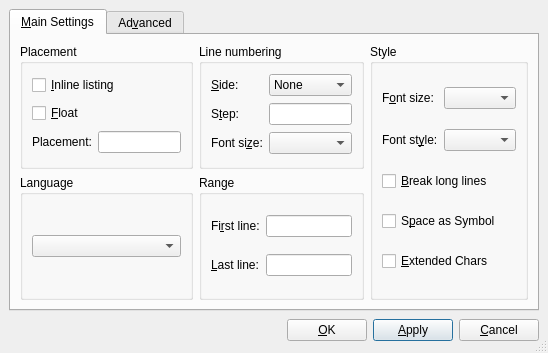
Qt form src/frontends/qt4/ui/ListingsUi.ui (cburschka/lyx) before a commit.
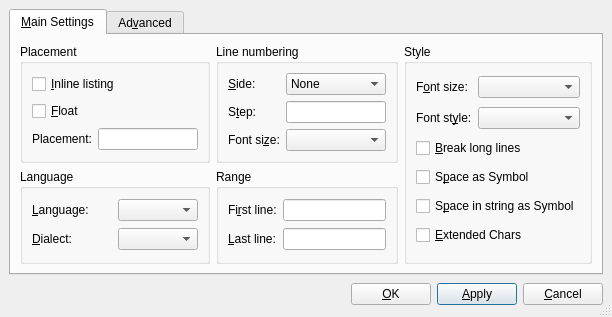
The same form after that commit.

Commit message: Add dialect support and showstringspaces parameter to the listings dialog, fix bug 3664. Mostly from Jurgen

Diff of the .ui file:
```diff
--- a/src/frontends/qt4/ui/ListingsUi.ui
+++ b/src/frontends/qt4/ui/ListingsUi.ui
@@ -8,8 +8,8 @@
    <rect>
     <x>0</x>
     <y>0</y>
-    <width>548</width>
-    <height>353</height>
+    <width>612</width>
+    <height>317</height>
    </rect>
   </property>
   <property name="windowTitle" >
@@ -25,59 +25,6 @@
    <property name="spacing" >
     <number>6</number>
    </property>
-   <item row="1" column="0" >
-    <layout class="QHBoxLayout" >
-     <property name="margin" >
-      <number>0</number>
-     </property>
-     <property name="spacing" >
-      <number>6</number>
-     </property>
-     <item>
-      <spacer>
-       <property name="orientation" >
-        <enum>Qt::Horizontal</enum>
-       </property>
-       <property name="sizeType" >
-        <enum>QSizePolicy::Expanding</enum>
-       </property>
-       <property name="sizeHint" >
-        <size>
-         <width>291</width>
-         <height>27</height>
-        </size>
-       </property>
-      </spacer>
-     </item>
-     <item>
-      <widget class="QPushButton" name="okPB" >
-       <property name="text" >
-        <string>&amp;OK</string>
-       </property>
-       <property name="default" >
-        <bool>true</bool>
-       </property>
-      </widget>
-     </item>
-     <item>
-      <widget class="QPushButton" name="applyPB" >
-       <property name="text" >
-        <string>&amp;Apply</string>
-       </property>
-       <property name="default" >
-        <bool>true</bool>
-       </property>
-      </widget>
-     </item>
-     <item>
-      <widget class="QPushButton" name="closePB" >
-       <property name="text" >
-        <string>&amp;Cancel</string>
-       </property>
-      </widget>
-     </item>
-    </layout>
-   </item>
    <item row="0" column="0" >
     <widget class="QTabWidget" name="listingsTW" >
      <property name="currentIndex" >
@@ -87,33 +34,161 @@
       <attribute name="title" >
        <string>&amp;Main Settings</string>
       </attribute>
-      <layout class="QVBoxLayout" >
+      <layout class="QGridLayout" >
        <property name="margin" >
         <number>9</number>
        </property>
        <property name="spacing" >
         <number>6</number>
        </property>
-       <item>
-        <layout class="QHBoxLayout" >
+       <item rowspan="2" row="0" column="2" >
+        <widget class="QGroupBox" name="basicstyleGB" >
+         <property name="title" >
+          <string>Style</string>
+         </property>
+         <layout class="QGridLayout" >
          <property name="margin" >
-          <number>0</number>
+           <number>9</number>
          </property>
          <property name="spacing" >
           <number>6</number>
          </property>
-         <item>
-          <layout class="QVBoxLayout" >
-           <property name="margin" >
-            <number>0</number>
-           </property>
-           <property name="spacing" >
-            <number>6</number>
-           </property>
-           <item>
-            <widget class="QGroupBox" name="placementGB" >
+          <item row="0" column="1" >
+           <widget class="QComboBox" name="fontsizeCO" >
+            <property name="sizePolicy" >
+             <sizepolicy>
+              <hsizetype>7</hsizetype>
+              <vsizetype>0</vsizetype>
+              <horstretch>0</horstretch>
+              <verstretch>0</verstretch>
+             </sizepolicy>
+            </property>
+            <property name="toolTip" >
+             <string>The content's base font size</string>
+            </property>
+            <property name="editable" >
+             <bool>false</bool>
+            </property>
+            <property name="autoCompletion" >
+             <bool>true</bool>
+            </property>
+            <property name="duplicatesEnabled" >
+             <bool>false</bool>
+            </property>
+           </widget>
+          </item>
+          <item row="0" column="0" >
+           <widget class="QLabel" name="fontsize_label_3" >
+            <property name="text" >
+             <string>F&amp;ont size:</string>
+            </property>
+            <property name="wordWrap" >
+             <bool>false</bool>
+            </property>
+            <property name="buddy" >
+             <cstring>fontsizeCO</cstring>
+            </property>
+           </widget>
+          </item>
+          <item row="1" column="1" >
+           <widget class="QComboBox" name="fontstyleCO" >
+            <property name="sizePolicy" >
+             <sizepolicy>
+              <hsizetype>7</hsizetype>
+              <vsizetype>0</vsizetype>
+              <horstretch>0</horstretch>
+              <verstretch>0</verstretch>
+             </sizepolicy>
+            </property>
+            <property name="toolTip" >
+             <string>The content's base font style</string>
+            </property>
+            <property name="editable" >
+             <bool>false</bool>
+            </property>
+            <property name="autoCompletion" >
+             <bool>true</bool>
+            </property>
+            <property name="duplicatesEnabled" >
+             <bool>false</bool>
+            </property>
+           </widget>
+          </item>
+          <item row="1" column="0" >
+           <widget class="QLabel" name="fontstyle_label_3" >
+            <property name="text" >
+             <string>Font st&amp;yle:</string>
+            </property>
+            <property name="wordWrap" >
+             <bool>false</bool>
+            </property>
+            <property name="buddy" >
+             <cstring>fontstyleCO</cstring>
+            </property>
+           </widget>
+          </item>
+          <item row="5" column="0" colspan="2" >
+           <widget class="QCheckBox" name="extendedcharsCB" >
+            <property name="enabled" >
+             <bool>true</bool>
+            </property>
+            <property name="toolTip" >
+             <string>Use extended character table</string>
+            </property>
+            <property name="text" >
+             <string>&amp;Extended Chars</string>
+            </property>
+            <property name="shortcut" >
+             <number>276824133</number>
+            </property>
+           </widget>
+          </item>
+          <item row="4" column="0" colspan="2" >
+           <widget class="QCheckBox" name="spaceInStringCB" >
+            <property name="toolTip" >
+             <string>Make spaces in strings visible by a special symbol</string>
+            </property>
+            <property name="text" >
+             <string>S&amp;pace in string as Symbol</string>
+            </property>
+            <property name="shortcut" >
+             <number>276824147</number>
+            </property>
+           </widget>
+          </item>
+          <item row="3" column="0" colspan="2" >
+           <widget class="QCheckBox" name="spaceCB" >
+            <property name="toolTip" >
+             <string>Make spaces visible by a special symbol</string>
+            </property>
+            <property name="text" >
+             <string>S&amp;pace as Symbol</string>
+            </property>
+            <property name="shortcut" >
+             <number>276824147</number>
+            </property>
+           </widget>
+          </item>
+          <item row="2" column="0" colspan="2" >
+           <widget class="QCheckBox" name="breaklinesCB" >
+            <property name="toolTip" >
+             <string>Break lines longer than the linewidth</string>
+            </property>
+            <property name="text" >
+             <string>&amp;Break long lines</string>
+            </property>
+            <property name="shortcut" >
+             <number>276824130</number>
+            </property>
+           </widget>
+          </item>
+         </layout>
+        </widget>
+       </item>
+       <item row="1" column="1" >
+        <widget class="QGroupBox" name="rangeGB" >
              <property name="title" >
-              <string>Placement</string>
+          <string>Range</string>
              </property>
              <layout class="QGridLayout" >
               <property name="margin" >
@@ -122,37 +197,62 @@
               <property name="spacing" >
                <number>6</number>
               </property>
-              <item row="2" column="1" >
-               <widget class="QLineEdit" name="placementLE" />
-              </item>
-              <item row="2" column="0" >
-               <widget class="QLabel" name="captionL_5" >
+          <item row="1" column="0" >
+           <widget class="QLabel" name="numberfontsizeL_2" >
                 <property name="text" >
-                 <string>Placement:</string>
+             <string>&amp;Last line:</string>
                 </property>
                 <property name="wordWrap" >
                  <bool>false</bool>
                 </property>
-               </widget>
-              </item>
-              <item row="1" column="0" colspan="2" >
-               <widget class="QCheckBox" name="floatCB" >
+            <property name="buddy" >
+             <cstring>numberFontSizeCO</cstring>
+            </property>
+           </widget>
+          </item>
+          <item row="1" column="1" >
+           <widget class="QLineEdit" name="lastlineLE" >
+            <property name="toolTip" >
+             <string>The last line to be printed</string>
+            </property>
                 <property name="text" >
-                 <string>&amp;Float</string>
-                </property>
-               </widget>
-              </item>
-              <item row="0" column="0" colspan="2" >
-               <widget class="QCheckBox" name="inlineCB" >
+             <string/>
+            </property>
+            <property name="alignment" >
+             <set>Qt::AlignLeading</set>
+            </property>
+           </widget>
+          </item>
+          <item row="0" column="1" >
+           <widget class="QLineEdit" name="firstlineLE" >
+            <property name="toolTip" >
+             <string>The first line to be printed</string>
+            </property>
                 <property name="text" >
-                 <string>&amp;Inline listing</string>
-                </property>
-               </widget>
-              </item>
+             <string/>
+            </property>
+            <property name="alignment" >
+             <set>Qt::AlignLeading</set>
+            </property>
+           </widget>
+          </item>
+          <item row="0" column="0" >
+           <widget class="QLabel" name="numberfontsizeL_3" >
+            <property name="text" >
+             <string>Fi&amp;rst line:</string>
+            </property>
+            <property name="wordWrap" >
+             <bool>false</bool>
+            </property>
+            <property name="buddy" >
+             <cstring>numberFontSizeCO</cstring>
+            </property>
+           </widget>
+          </item>
              </layout>
             </widget>
            </item>
-           <item>
+       <item row="1" column="0" >
             <widget class="QGroupBox" name="languageGB" >
              <property name="title" >
               <string>Language</string>
@@ -164,23 +264,44 @@
               <property name="spacing" >
                <number>6</number>
               </property>
+          <item row="1" column="1" >
+           <widget class="QComboBox" name="dialectCO" >
+            <property name="toolTip" >
+             <string>Select the dialect of the programming language, if available</string>
+            </property>
+           </widget>
+          </item>
+          <item row="1" column="0" >
+           <widget class="QLabel" name="dialectLBL" >
+            <property name="text" >
+             <string>&amp;Dialect:</string>
+            </property>
+            <property name="buddy" >
+             <cstring>dialectCO</cstring>
+            </property>
+           </widget>
+          </item>
               <item row="0" column="0" >
-               <widget class="QComboBox" name="languageCO" />
-              </item>
-             </layout>
+           <widget class="QLabel" name="languageLBL" >
+            <property name="text" >
+             <string>&amp;Language:</string>
+            </property>
+            <property name="buddy" >
+             <cstring>languageCO</cstring>
+            </property>
+           </widget>
+          </item>
+          <item row="0" column="1" >
+           <widget class="QComboBox" name="languageCO" >
+            <property name="toolTip" >
+             <string>Select the programming language</string>
+            </property>
             </widget>
            </item>
           </layout>
-         </item>
-         <item>
-          <layout class="QVBoxLayout" >
-           <property name="margin" >
-            <number>0</number>
-           </property>
-           <property name="spacing" >
-            <number>6</number>
-           </property>
-           <item>
+        </widget>
+       </item>
+       <item row="0" column="1" >
             <widget class="QGroupBox" name="numberstyleGB" >
              <property name="title" >
               <string>Line numbering</string>
@@ -192,82 +313,6 @@
               <property name="spacing" >
                <number>6</number>
               </property>
-              <item row="0" column="0" >
-               <widget class="QLabel" name="label" >
-                <property name="text" >
-                 <string>&amp;Side: </string>
-                </property>
-                <property name="buddy" >
-                 <cstring>numberSideCO</cstring>
-                </property>
-               </widget>
-              </item>
-              <item row="1" column="1" >
-               <widget class="QLineEdit" name="numberStepLE" >
-                <property name="toolTip" >
-                 <string>Differenz between two numbered lines</string>
-                </property>
-                <property name="text" >
-                 <string/>
-                </property>
-                <property name="alignment" >
-                 <set>Qt::AlignLeading</set>
-                </property>
-               </widget>
-              </item>
-              <item row="1" column="0" >
-               <widget class="QLabel" name="stepnumberL" >
-                <property name="toolTip" >
-                 <string>File name of image</string>
-                </property>
-                <property name="text" >
-                 <string>S&amp;tep:</string>
-                </property>
-                <property name="wordWrap" >
-                 <bool>false</bool>
-                </property>
-                <property name="buddy" >
-                 <cstring>numberStepLE</cstring>
-                </property>
-               </widget>
-              </item>
-              <item row="2" column="0" >
-               <widget class="QLabel" name="numberfontsizeL" >
-                <property name="text" >
-                 <string>Font si&amp;ze:</string>
-                </property>
-                <property name="wordWrap" >
-                 <bool>false</bool>
-                </property>
-                <property name="buddy" >
-                 <cstring>numberFontSizeCO</cstring>
-                </property>
-               </widget>
-              </item>
-              <item row="2" column="1" >
-               <widget class="QComboBox" name="numberFontSizeCO" >
-                <property name="sizePolicy" >
-                 <sizepolicy>
-                  <hsizetype>7</hsizetype>
-                  <vsizetype>0</vsizetype>
-                  <horstretch>0</horstretch>
-                  <verstretch>0</verstretch>
-                 </sizepolicy>
-                </property>
-                <property name="toolTip" >
-                 <string>Choose the Font Size</string>
-                </property>
-                <property name="editable" >
-                 <bool>false</bool>
-                </property>
-                <property name="autoCompletion" >
-                 <bool>true</bool>
-                </property>
-                <property name="duplicatesEnabled" >
-                 <bool>false</bool>
-                </property>
-               </widget>
-              </item>
               <item row="0" column="1" >
                <widget class="QComboBox" name="numberSideCO" >
                 <item>
@@ -287,25 +332,34 @@
                 </item>
                </widget>
               </item>
-             </layout>
-            </widget>
-           </item>
-           <item>
-            <widget class="QGroupBox" name="rangeGB" >
-             <property name="title" >
-              <string>Range</string>
-             </property>
-             <layout class="QGridLayout" >
-              <property name="margin" >
-               <number>9</number>
-              </property>
-              <property name="spacing" >
-               <number>6</number>
-              </property>
-              <item row="0" column="0" >
-               <widget class="QLabel" name="numberfontsizeL_3" >
+          <item row="2" column="1" >
+           <widget class="QComboBox" name="numberFontSizeCO" >
+            <property name="sizePolicy" >
+             <sizepolicy>
+              <hsizetype>7</hsizetype>
+              <vsizetype>0</vsizetype>
+              <horstretch>0</horstretch>
+              <verstretch>0</verstretch>
+             </sizepolicy>
+            </property>
+            <property name="toolTip" >
+             <string>Choose the font size for line numbers</string>
+            </property>
+            <property name="editable" >
+             <bool>false</bool>
+            </property>
+            <property name="autoCompletion" >
+             <bool>true</bool>
+            </property>
+            <property name="duplicatesEnabled" >
+             <bool>false</bool>
+            </property>
+           </widget>
+          </item>
+          <item row="2" column="0" >
+           <widget class="QLabel" name="numberfontsizeL" >
                 <property name="text" >
-                 <string>Fi&amp;rst line:</string>
+             <string>Font si&amp;ze:</string>
                 </property>
                 <property name="wordWrap" >
                  <bool>false</bool>
@@ -315,21 +369,24 @@
                 </property>
                </widget>
               </item>
-              <item row="0" column="1" >
-               <widget class="QLineEdit" name="firstlineLE" >
+          <item row="1" column="0" >
+           <widget class="QLabel" name="stepnumberL" >
                 <property name="toolTip" >
                  <string>Differenz between two numbered lines</string>
                 </property>
                 <property name="text" >
-                 <string/>
-                </property>
-                <property name="alignment" >
-                 <set>Qt::AlignLeading</set>
-                </property>
+             <string>S&amp;tep:</string>
+            </property>
+            <property name="wordWrap" >
+             <bool>false</bool>
+            </property>
+            <property name="buddy" >
+             <cstring>numberStepLE</cstring>
+            </property>
                </widget>
               </item>
               <item row="1" column="1" >
-               <widget class="QLineEdit" name="lastlineLE" >
+           <widget class="QLineEdit" name="numberStepLE" >
                 <property name="toolTip" >
                  <string>Differenz between two numbered lines</string>
                 </property>
@@ -341,14 +398,11 @@
                 </property>
                </widget>
               </item>
-              <item row="1" column="0" >
-               <widget class="QLabel" name="numberfontsizeL_2" >
+          <item row="0" column="0" >
+           <widget class="QLabel" name="label" >
                 <property name="text" >
-                 <string>&amp;Last line:</string>
-                </property>
-                <property name="wordWrap" >
-                 <bool>false</bool>
-                </property>
+             <string>&amp;Side: </string>
+            </property>
                 <property name="buddy" >
                  <cstring>numberFontSizeCO</cstring>
                 </property>
@@ -357,12 +411,10 @@
              </layout>
             </widget>
            </item>
-          </layout>
-         </item>
-         <item>
-          <widget class="QGroupBox" name="basicstyleGB" >
+       <item row="0" column="0" >
+        <widget class="QGroupBox" name="placementGB" >
            <property name="title" >
-            <string>Style</string>
+          <string>Placement</string>
            </property>
            <layout class="QGridLayout" >
             <property name="margin" >
@@ -371,126 +423,45 @@
             <property name="spacing" >
              <number>6</number>
             </property>
-            <item row="2" column="0" colspan="2" >
-             <widget class="QCheckBox" name="breaklinesCB" >
+          <item row="2" column="1" >
+           <widget class="QLineEdit" name="placementLE" >
               <property name="toolTip" >
-               <string>Breaking lines longer than the linewidth</string>
-              </property>
-              <property name="text" >
-               <string>&amp;Break long lines</string>
-              </property>
-              <property name="shortcut" >
-               <number>276824130</number>
-              </property>
-             </widget>
-            </item>
-            <item row="3" column="0" colspan="2" >
-             <widget class="QCheckBox" name="spaceCB" >
+             <string>Specify placement (htbp) for floating listings</string>
+            </property>
+           </widget>
+          </item>
+          <item row="1" column="0" colspan="2" >
+           <widget class="QCheckBox" name="floatCB" >
               <property name="toolTip" >
                <string>Insert a special symbol for a space</string>
               </property>
               <property name="text" >
-               <string>S&amp;pace as Symbol</string>
-              </property>
-              <property name="shortcut" >
-               <number>276824147</number>
-              </property>
-             </widget>
-            </item>
-            <item row="4" column="0" colspan="2" >
-             <widget class="QCheckBox" name="extendedcharsCB" >
-              <property name="enabled" >
-               <bool>true</bool>
-              </property>
+             <string>&amp;Float</string>
+            </property>
+           </widget>
+          </item>
+          <item row="0" column="0" colspan="2" >
+           <widget class="QCheckBox" name="inlineCB" >
               <property name="toolTip" >
                <string>Use extended character table</string>
               </property>
               <property name="text" >
-               <string>&amp;Extended Chars</string>
-              </property>
-              <property name="shortcut" >
-               <number>276824133</number>
-              </property>
-             </widget>
-            </item>
-            <item row="1" column="0" >
-             <widget class="QLabel" name="fontstyle_label_3" >
+             <string>&amp;Inline listing</string>
+            </property>
+           </widget>
+          </item>
+          <item row="2" column="0" >
+           <widget class="QLabel" name="captionL_5" >
               <property name="text" >
-               <string>Font st&amp;yle:</string>
+             <string>Placement:</string>
               </property>
               <property name="wordWrap" >
                <bool>false</bool>
               </property>
-              <property name="buddy" >
-               <cstring>fontstyleCO</cstring>
-              </property>
-             </widget>
-            </item>
-            <item row="1" column="1" >
-             <widget class="QComboBox" name="fontstyleCO" >
-              <property name="sizePolicy" >
-               <sizepolicy>
-                <hsizetype>7</hsizetype>
-                <vsizetype>0</vsizetype>
-                <horstretch>0</horstretch>
-                <verstretch>0</verstretch>
-               </sizepolicy>
-              </property>
-              <property name="toolTip" >
-               <string>Choose the Font Style</string>
-              </property>
-              <property name="editable" >
-               <bool>false</bool>
-              </property>
-              <property name="autoCompletion" >
-               <bool>true</bool>
-              </property>
-              <property name="duplicatesEnabled" >
-               <bool>false</bool>
-              </property>
-             </widget>
-            </item>
-            <item row="0" column="0" >
-             <widget class="QLabel" name="fontsize_label_3" >
-              <property name="text" >
-               <string>F&amp;ont size:</string>
-              </property>
-              <property name="wordWrap" >
-               <bool>false</bool>
-              </property>
-              <property name="buddy" >
-               <cstring>fontsizeCO</cstring>
-              </property>
-             </widget>
-            </item>
-            <item row="0" column="1" >
-             <widget class="QComboBox" name="fontsizeCO" >
-              <property name="sizePolicy" >
-               <sizepolicy>
-                <hsizetype>7</hsizetype>
-                <vsizetype>0</vsizetype>
-                <horstretch>0</horstretch>
-                <verstretch>0</verstretch>
-               </sizepolicy>
-              </property>
-              <property name="toolTip" >
-               <string>Choose the Font Size</string>
-              </property>
-              <property name="editable" >
-               <bool>false</bool>
-              </property>
-              <property name="autoCompletion" >
-               <bool>true</bool>
-              </property>
-              <property name="duplicatesEnabled" >
-               <bool>false</bool>
-              </property>
-             </widget>
-            </item>
-           </layout>
-          </widget>
-         </item>
-        </layout>
+           </widget>
+          </item>
+         </layout>
+        </widget>
        </item>
       </layout>
      </widget>
@@ -566,6 +537,59 @@
      </widget>
     </widget>
    </item>
+   <item row="1" column="0" >
+    <layout class="QHBoxLayout" >
+     <property name="margin" >
+      <number>0</number>
+     </property>
+     <property name="spacing" >
+      <number>6</number>
+     </property>
+     <item>
+      <spacer>
+       <property name="orientation" >
+        <enum>Qt::Horizontal</enum>
+       </property>
+       <property name="sizeType" >
+        <enum>QSizePolicy::Expanding</enum>
+       </property>
+       <property name="sizeHint" >
+        <size>
+         <width>221</width>
+         <height>27</height>
+        </size>
+       </property>
+      </spacer>
+     </item>
+     <item>
+      <widget class="QPushButton" name="okPB" >
+       <property name="text" >
+        <string>&amp;OK</string>
+       </property>
+       <property name="default" >
+        <bool>true</bool>
+       </property>
+      </widget>
+     </item>
+     <item>
+      <widget class="QPushButton" name="applyPB" >
+       <property name="text" >
+        <string>&amp;Apply</string>
+       </property>
+       <property name="default" >
+        <bool>true</bool>
+       </property>
+      </widget>
+     </item>
+     <item>
+      <widget class="QPushButton" name="closePB" >
+       <property name="text" >
+        <string>&amp;Cancel</string>
+       </property>
+      </widget>
+     </item>
+    </layout>
+   </item>
   </layout>
  </widget>
  <tabstops>
```
Left out of the diff: 40 changed lines with no effect on the pictures. Lines whose indentation alone changed are shown as unchanged. The commit also changes 2 other files.
